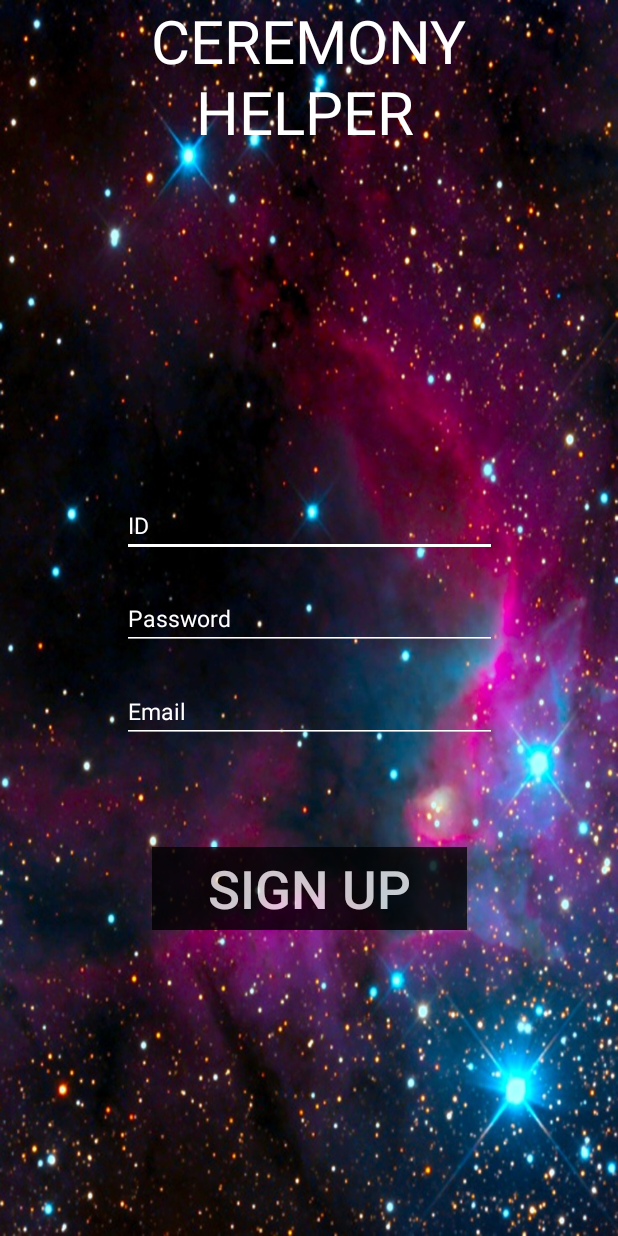
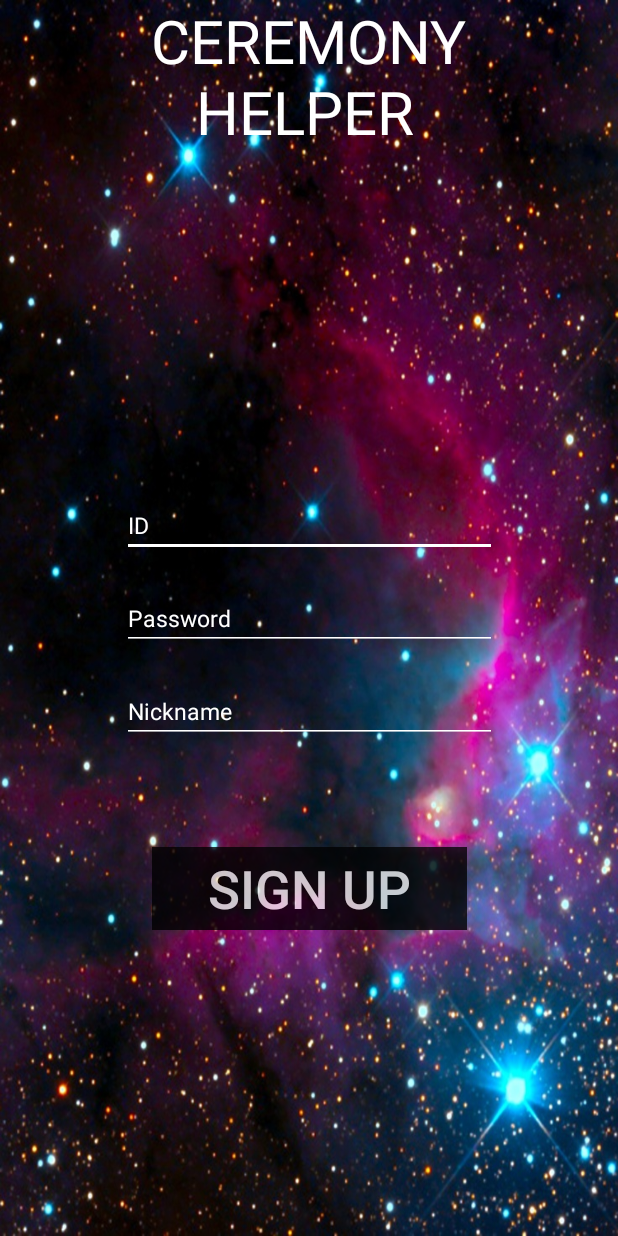
Before and after one commit to osam2017/APP_CeremonySchedulerHelper, an Android app: the screen it shows after launch (SignUpActivity), after a tap on "SIGN UP", on a phone screen of 412 x 824 dp. Run offline under Robolectric (Android 15) with nearby library versions, the phone set to English and light mode, and no system bars.

Commit message:
Provide Login and Make SignIn, SignUp class

```diff
--- a/src/main/AndroidManifest.xml
+++ b/src/main/AndroidManifest.xml
@@ -1,7 +1,7 @@
 <?xml version="1.0" encoding="utf-8"?>
 <manifest xmlns:android="http://schemas.android.com/apk/res/android"
     package="soldier.rok.trancis.ceremonyschedulehelper">
-
+    <uses-permission android:name="android.permission.INTERNET"/>
     <application
         android:allowBackup="true"
         android:icon="@mipmap/ic_launcher"
--- /dev/null
+++ b/src/main/java/soldier/rok/trancis/ceremonyschedulehelper/Authentication.java
@@ -0,0 +1,18 @@
+package soldier.rok.trancis.ceremonyschedulehelper;
+
+public class Authentication {
+    private boolean m_bAuthenticated = false;
+    private String m_strNickName = null;
+
+    protected void SetAuth(boolean bTF){
+        m_bAuthenticated = bTF;
+    }
+
+    protected void SetNick(String strNickName){
+        m_strNickName = strNickName;
+    }
+
+    protected String getNick(){
+        return m_strNickName;
+    }
+}
--- a/src/main/java/soldier/rok/trancis/ceremonyschedulehelper/MainActivity.java
+++ b/src/main/java/soldier/rok/trancis/ceremonyschedulehelper/MainActivity.java
@@ -2,6 +2,7 @@ package soldier.rok.trancis.ceremonyschedulehelper;
 
 import android.content.Intent;
 import android.graphics.Color;
+import android.os.AsyncTask;
 import android.os.Bundle;
 import android.support.v7.app.ActionBar;
 import android.support.v7.app.AppCompatActivity;
@@ -11,8 +12,12 @@ import android.view.WindowManager;
 import android.widget.Button;
 import android.widget.EditText;
 
+import static android.widget.Toast.LENGTH_SHORT;
+
 public class MainActivity extends AppCompatActivity {
 
+    public static Authentication auth = new Authentication();
+    String sId, sPw;
     @Override
     protected void onCreate(Bundle savedInstanceState) {
         super.onCreate(savedInstanceState);
@@ -22,17 +27,7 @@ public class MainActivity extends AppCompatActivity {
 
         EditText login_user_idText = (EditText)findViewById(R.id.login_user_idText);
         EditText login_user_passwordText = (EditText)findViewById(R.id.login_user_passwordText);
-        Button btn_main_sign_in = (Button)findViewById(R.id.btn_main_sign_in);
         Button btn_main_sign_up = (Button)findViewById(R.id.btn_main_sign_up);
-
-        btn_main_sign_in.setOnClickListener(new View.OnClickListener(){
-            @Override
-            public void onClick(View v){
-                Intent intent = new Intent(getBaseContext(), MainPageActivity.class);
-                startActivity(intent);
-            }
-        });
-
 
         btn_main_sign_up.setOnClickListener(new View.OnClickListener(){
             @Override
@@ -41,12 +36,22 @@ public class MainActivity extends AppCompatActivity {
                 startActivity(intent);
             }
         });
-
-
-
-
     }
 
 
 
+    public void SignInClick(View v){
+        EditText et_id = (EditText)findViewById(R.id.login_user_idText);
+        EditText et_pw = (EditText)findViewById(R.id.login_user_passwordText);
+        sId = et_id.getText().toString();
+        sPw = et_pw.getText().toString();
+        new SignIn(sId, sPw).execute("http://10.53.128.114:8080/users/login");
+
+        //if auth
+
+
+        //else
+        Intent intent = new Intent(getBaseContext(), MainPageActivity.class);
+        startActivity(intent);
+    }
 }
--- a/src/main/java/soldier/rok/trancis/ceremonyschedulehelper/MainPageActivity.java
+++ b/src/main/java/soldier/rok/trancis/ceremonyschedulehelper/MainPageActivity.java
@@ -9,6 +9,8 @@ import android.support.v7.app.AppCompatActivity;
 import android.support.v7.widget.Toolbar;
 import android.view.View;
 
+import static soldier.rok.trancis.ceremonyschedulehelper.MainActivity.auth;
+
 public class MainPageActivity extends AppCompatActivity {
 
     @Override
@@ -17,7 +19,7 @@ public class MainPageActivity extends AppCompatActivity {
         setContentView(R.layout.activity_main_page);
 
         Toolbar toolbar = (Toolbar) findViewById(R.id.toolbar);
-        toolbar.setTitle("R.id.user_unique_id");
+        toolbar.setTitle(auth.getNick());
         setSupportActionBar(toolbar);
         ActionBar actionBar = getSupportActionBar();
         actionBar.setDisplayShowCustomEnabled(true);
--- a/src/main/java/soldier/rok/trancis/ceremonyschedulehelper/SignUpActivity.java
+++ b/src/main/java/soldier/rok/trancis/ceremonyschedulehelper/SignUpActivity.java
@@ -1,26 +1,34 @@
 package soldier.rok.trancis.ceremonyschedulehelper;
 
-import android.content.Intent;
 import android.os.Bundle;
 import android.support.v7.app.AppCompatActivity;
+import android.view.Gravity;
 import android.view.View;
 import android.widget.Button;
 import android.widget.EditText;
+import android.widget.TextView;
+import android.widget.Toast;
 
 public class SignUpActivity extends AppCompatActivity {
+    EditText et_id;
+    EditText et_password;
+    EditText et_nickname;
+
 
     @Override
     protected void onCreate(Bundle savedInstanceState) {
         super.onCreate(savedInstanceState);
         setContentView(R.layout.activity_sign_up);
 
-        EditText sign_up_user_id = (EditText) findViewById(R.id.sign_up_user_id) ;
-        EditText sign_up_user_password = (EditText) findViewById(R.id.sign_up_user_password) ;
+        et_id = (EditText) findViewById(R.id.sign_up_user_id) ;
+        et_password = (EditText) findViewById(R.id.sign_up_user_password) ;
+        et_nickname = (EditText) findViewById(R.id.sign_up_user_nickname) ;
         Button btn_sign_up = (Button) findViewById(R.id.btn_sign_up);
-
-
 
     }
 
+    public void onSignUp(View v){
+        new SignUp(et_id.getText().toString(), et_password.getText().toString(), et_nickname.getText().toString()).execute("http://10.53.128.114:8080/users/signup");
+    }
 
 }
--- a/src/main/res/layout/activity_main.xml
+++ b/src/main/res/layout/activity_main.xml
@@ -74,6 +74,7 @@
             android:layout_marginTop="40dp"
             android:alpha="0.75"
             android:background="@android:color/black"
+            android:onClick="SignInClick"
             android:text="Sign in"
             android:textColor="#FFFFFF"
             android:textSize="35dp" />
--- a/src/main/res/layout/activity_sign_up.xml
+++ b/src/main/res/layout/activity_sign_up.xml
@@ -54,13 +54,13 @@
             android:textSize="15dp" />
 
         <EditText
-            android:id="@+id/sign_up_user_email"
+            android:id="@+id/sign_up_user_nickname"
             android:layout_width="250dp"
             android:layout_height="wrap_content"
             android:layout_marginTop="20dp"
             android:backgroundTint="#FFFFFF"
             android:ems="10"
-            android:hint="Email"
+            android:hint="Nickname"
             android:textColor="#FFFFFF"
             android:textColorHint="#FFFFFF"
             android:textSize="15dp" />
@@ -86,6 +86,7 @@
             android:layout_marginTop="60dp"
             android:alpha="0.75"
             android:background="@android:color/black"
+            android:onClick="onSignUp"
             android:text="Sign up"
             android:textColor="#FFFFFF"
             android:textSize="35dp" />
```
Also changed, not shown: build.gradle (+16 -0 lines), src/main/java/soldier/rok/trancis/ceremonyschedulehelper/SignIn.java (added, +63 -0 lines), src/main/java/soldier/rok/trancis/ceremonyschedulehelper/SignUp.java (added, +65 -0 lines), gradle/wrapper/gradle-wrapper.properties (added), src/main/java/soldier/rok/trancis/ceremonyschedulehelper/CalendarActivity.java (line endings or trailing spaces), 5 other files.
